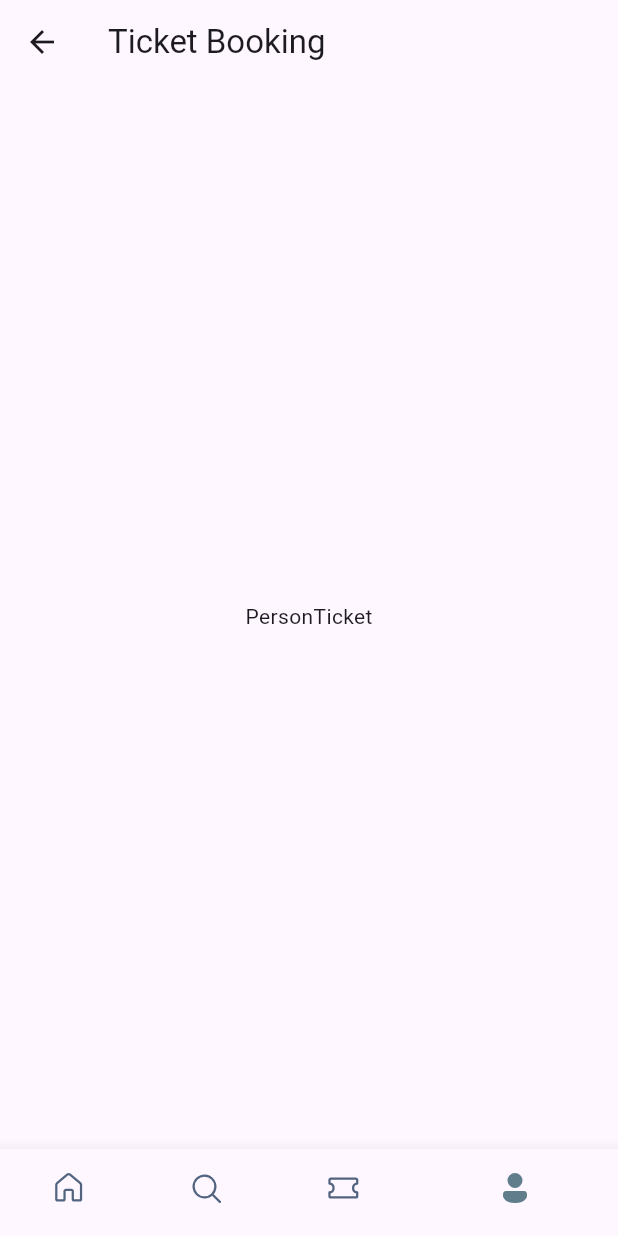
After one commit to geraldkachi/flutter_app, a Flutter app: the BottomBar screen opened directly, item 4 of the bottom bar chosen, on a phone screen of 412 x 824 dp. The commit adds this screen. Run offline on Flutter 3.47's test engine with Material 3 defaults, Android fonts, the phone set to English and light mode, and no system bars; our stand-ins replace fluentui_icons; missing offline and left inert: dart:ffi.

Commit message:
ticket screen

```diff
--- a/lib/main.dart
+++ b/lib/main.dart
@@ -5,6 +5,8 @@ import 'package:flutter_app/pages/loading.dart';
 import 'package:flutter_app/quote.dart';
 import 'package:flutter_app/quote_card.dart';
 import 'package:flutter_app/screens/home_screen.dart';
+import 'package:flutter_app/ticket_booking/ticket_booking.dart';
+import 'package:flutter_app/utils/app_style.dart';
 
 void main() => runApp(MaterialApp(
   initialRoute: "/home_screen",
@@ -12,7 +14,8 @@ void main() => runApp(MaterialApp(
   debugShowCheckedModeBanner: false,
   title: 'Flutter Chat Ui',
   theme: ThemeData(
-    primaryColor:Colors.red,
+    // primaryColor:Colors.red,
+    primaryColor: Styles.primaryColor,
     hintColor:  Color(0xFFFEF9EB),
    ),
   routes: {
@@ -20,6 +23,7 @@ void main() => runApp(MaterialApp(
     // "/home": (context) => Home(),
     // "/location": (context) => ChooseLocation(),
     "/home_screen": (context) => HomeScreen(),
+    "/ticket_screen": (context) => TicketBooking(),
   },
   // home: ChooseLocation(),
   // home: QuoteList(),
--- /dev/null
+++ b/lib/ticket_booking/bottom_bar.dart
@@ -0,0 +1,57 @@
+import 'package:fluentui_icons/fluentui_icons.dart';
+import 'package:flutter/material.dart';
+import 'package:flutter_app/ticket_booking/home_ticket.dart';
+import 'package:flutter_app/ticket_booking/person_ticket.dart';
+import 'package:flutter_app/ticket_booking/search_ticket.dart';
+import 'package:flutter_app/ticket_booking/ticket.dart';
+
+class BottomBar extends StatefulWidget {
+  const BottomBar({super.key});
+
+  @override
+  State<BottomBar> createState() => _BottomBarState();
+}
+
+class _BottomBarState extends State<BottomBar> {
+  int _selectedIndex = 0;
+  static final List<Widget> _widgetOptions = <Widget>[
+    const HomeTicket(),
+    const SearchTicket(),
+    const Ticket(),
+    const PersonTicket(),
+  ];
+
+  void _onItemTapped (int index) {
+    setState(() {
+    _selectedIndex = index;
+    });
+  }
+
+  @override
+  Widget build(BuildContext context) {
+    return Scaffold(
+      appBar: AppBar(
+        title: const Text("Ticket Booking"),
+      ),
+      body: Center(
+        child: _widgetOptions[_selectedIndex],
+      ),
+      bottomNavigationBar: BottomNavigationBar(
+        currentIndex: _selectedIndex,
+        onTap: _onItemTapped,
+        elevation: 10,
+        showSelectedLabels: false,
+        showUnselectedLabels: false,
+        selectedItemColor: Colors.blueGrey,
+        unselectedItemColor: const Color(0xFF526480),
+        type: BottomNavigationBarType.shifting,
+        items: const [
+          BottomNavigationBarItem(icon: Icon(FluentSystemIcons.ic_fluent_home_regular), activeIcon: Icon(FluentSystemIcons.ic_fluent_home_filled), label: "Home"),
+          BottomNavigationBarItem(icon: Icon(FluentSystemIcons.ic_fluent_search_regular), activeIcon: Icon(FluentSystemIcons.ic_fluent_search_filled), label: "Search"),
+          BottomNavigationBarItem(icon: Icon(FluentSystemIcons.ic_fluent_ticket_regular), activeIcon: Icon(FluentSystemIcons.ic_fluent_ticket_filled), label: "Ticket"),
+          BottomNavigationBarItem(icon: Icon(FluentSystemIcons.ic_fluent_person_regular), activeIcon: Icon(FluentSystemIcons.ic_fluent_person_filled), label: "Profile "),
+          ],
+      ),
+    );;
+  }
+}
--- /dev/null
+++ b/lib/ticket_booking/person_ticket.dart
@@ -0,0 +1,10 @@
+import 'package:flutter/material.dart';
+
+class PersonTicket extends StatelessWidget {
+  const PersonTicket({super.key});
+
+  @override
+  Widget build(BuildContext context) {
+    return const Text("PersonTicket");
+  }
+}
--- /dev/null
+++ b/lib/ticket_booking/ticket.dart
@@ -0,0 +1,10 @@
+import 'package:flutter/material.dart';
+
+class Ticket extends StatelessWidget {
+  const Ticket({super.key});
+
+  @override
+  Widget build(BuildContext context) {
+    return const Text("Ticket");
+  }
+}
--- a/pubspec.yaml
+++ b/pubspec.yaml
@@ -37,6 +37,8 @@ dependencies:
   cupertino_icons: ^1.0.6
   http: ^1.2.1
   intl: ^0.19.0
+  fluentui_icons: ^1.0.0
+  gap: ^2.0.0
 
 dev_dependencies:
   flutter_test:
```
Also changed, not shown: lib/screens/home_screen.dart (+11 -9 lines), lib/ticket_booking/home_ticket.dart (added, +59 -0 lines), lib/ticket_booking/search_ticket.dart (added, +10 -0 lines), lib/ticket_booking/ticket_booking.dart (added, +17 -0 lines), lib/utils/app_style.dart (added, +15 -0 lines), pubspec.lock.
